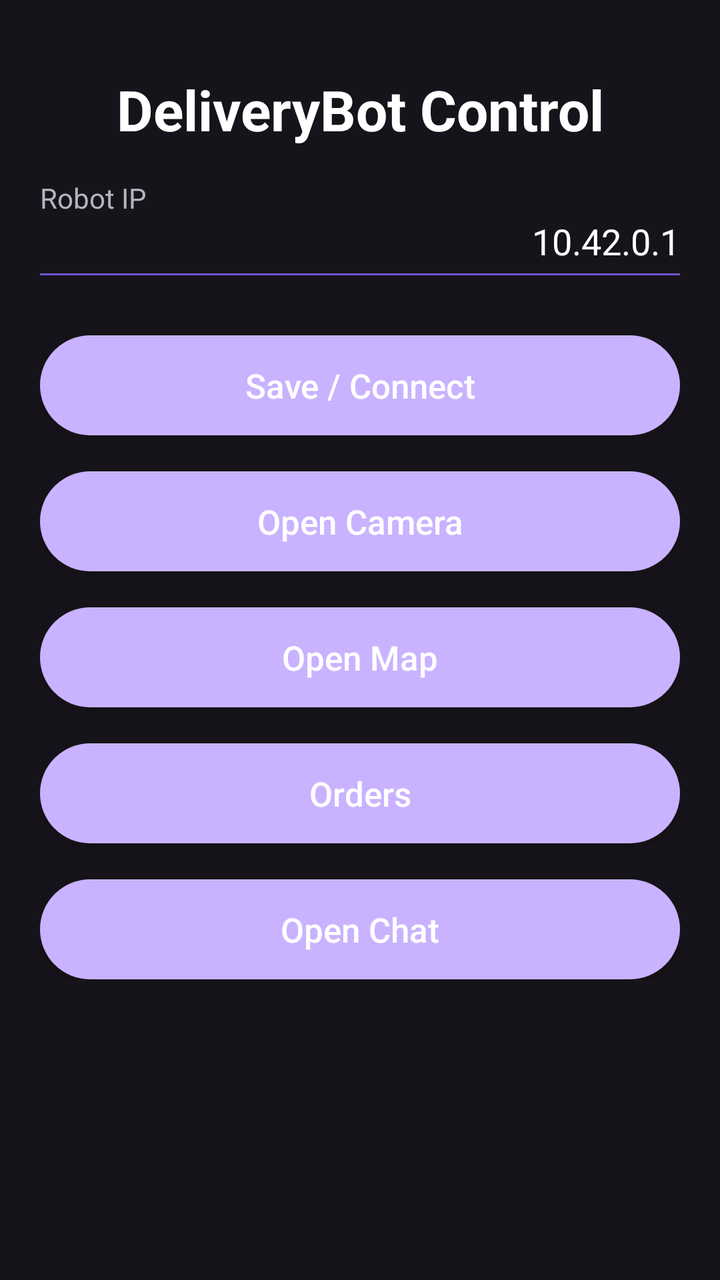
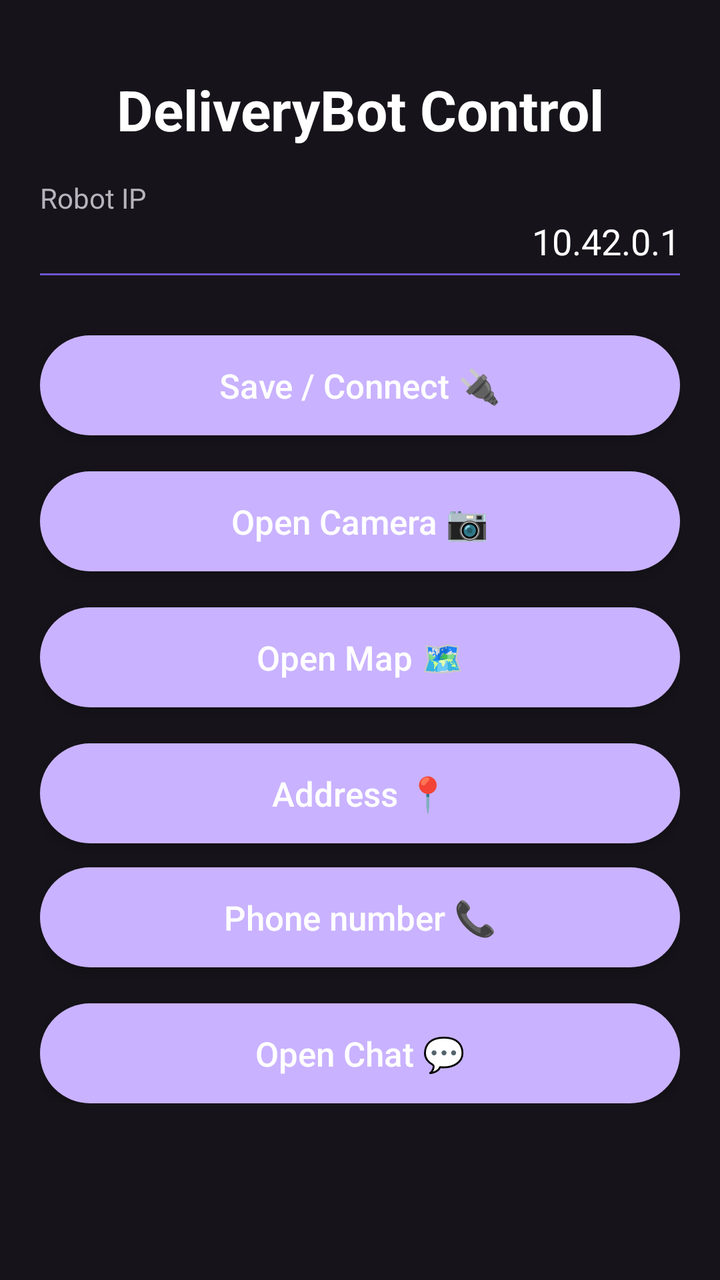

Two renders of the same Android screen: before a commit and after it. Below are the layout's source before the change and the commit's diff.
<!-- AndroidManifest.xml: application theme Theme.DeliveryBotApp -->
<!-- res/layout/activity_main.xml -->
<?xml version="1.0" encoding="utf-8"?>
<ScrollView xmlns:android="http://schemas.android.com/apk/res/android"
    android:background="@color/bg_dark"
    android:layout_width="match_parent"
    android:layout_height="match_parent">

    <LinearLayout
        android:orientation="vertical"
        android:padding="20dp"
        android:layout_width="match_parent"
        android:layout_height="wrap_content">

        
        <TextView
            android:id="@+id/titleText"
            android:text="DeliveryBot Control"
            android:textStyle="bold"
            android:textColor="@color/text_primary"
            android:textSize="28sp"
            android:gravity="center"
            android:paddingTop="16dp"
            android:paddingBottom="10dp"
            android:layout_width="match_parent"
            android:layout_height="wrap_content" />

        
        <TextView
            android:text="Robot IP"
            android:textColor="@color/text_secondary"
            android:textSize="14sp"
            android:layout_marginTop="6dp"
            android:layout_width="wrap_content"
            android:layout_height="wrap_content" />

        
        <EditText
            android:id="@+id/ipEdit"
            android:text="10.42.0.1"
            android:textColor="@color/text_primary"
            android:textColorHint="@color/text_secondary"
            android:hint="10.42.0.1"
            android:inputType="textUri"
            android:singleLine="true"
            android:background="@android:color/transparent"
            android:gravity="end"
            android:layout_width="match_parent"
            android:layout_height="wrap_content" />

        
        <View
            android:layout_width="match_parent"
            android:layout_height="1dp"
            android:background="@color/divider"
            android:layout_marginTop="4dp"
            android:layout_marginBottom="12dp"/>

        
        <Button
            android:id="@+id/btnSave"
            android:text="Save / Connect"
            android:textAllCaps="false"
            android:textSize="17sp"
            android:textColor="@color/text_primary"
            android:background="@drawable/btn_lavender"
            android:layout_marginTop="18dp"
            android:layout_width="match_parent"
            android:layout_height="50dp" />

        <Button
            android:id="@+id/btnCamera"
            android:text="Open Camera"
            android:textAllCaps="false"
            android:textSize="17sp"
            android:textColor="@color/text_primary"
            android:background="@drawable/btn_lavender"
            android:layout_marginTop="18dp"
            android:layout_width="match_parent"
            android:layout_height="50dp" />

        <Button
            android:id="@+id/btnMap"
            android:text="Open Map"
            android:textAllCaps="false"
            android:textSize="17sp"
            android:textColor="@color/text_primary"
            android:background="@drawable/btn_lavender"
            android:layout_marginTop="18dp"
            android:layout_width="match_parent"
            android:layout_height="50dp" />

        <Button
            android:id="@+id/btnOrders"
            android:text="Orders"
            android:textAllCaps="false"
            android:textSize="17sp"
            android:textColor="@color/text_primary"
            android:background="@drawable/btn_lavender"
            android:layout_marginTop="18dp"
            android:layout_width="match_parent"
            android:layout_height="50dp" />

        <Button
            android:id="@+id/btnChat"
            android:text="Open Chat"
            android:textAllCaps="false"
            android:textSize="17sp"
            android:textColor="@color/text_primary"
            android:background="@drawable/btn_lavender"
            android:layout_marginTop="18dp"
            android:layout_width="match_parent"
            android:layout_height="50dp" />

    </LinearLayout>
</ScrollView>
<!-- resources referenced by this layout -->
<resources>
  <color name="bg_dark">#16141A</color>
  <color name="divider">#6E56CF</color>
  <color name="text_primary">#FFFFFFFF</color>
  <color name="text_secondary">#B6B3BD</color>
  <!-- drawable btn_lavender (drawable) -->
  <?xml version="1.0" encoding="utf-8"?>
  <ripple xmlns:android="http://schemas.android.com/apk/res/android"
      android:color="?attr/colorControlHighlight">
      <item>
          <shape android:shape="rectangle">
              <solid android:color="@color/lavender"/>
              <corners android:radius="28dp"/>
              <padding
                  android:left="14dp"
                  android:top="12dp"
                  android:right="14dp"
                  android:bottom="12dp"/>
          </shape>
      </item>
  </ripple>
  <style name="Theme.DeliveryBotApp" parent="Theme.AppCompat.Light.NoActionBar" />
  <color name="lavender">#C9B2FF</color>
</resources>

<!-- the commit's change to res/layout/activity_main.xml (unified diff, before → after) -->
@@ -57,7 +57,7 @@
         
         <Button
             android:id="@+id/btnSave"
-            android:text="Save / Connect"
+            android:text="Save / Connect 🔌"
             android:textAllCaps="false"
             android:textSize="17sp"
             android:textColor="@color/text_primary"
@@ -68,7 +68,7 @@
 
         <Button
             android:id="@+id/btnCamera"
-            android:text="Open Camera"
+            android:text="Open Camera 📷"
             android:textAllCaps="false"
             android:textSize="17sp"
             android:textColor="@color/text_primary"
@@ -79,7 +79,19 @@
 
         <Button
             android:id="@+id/btnMap"
-            android:text="Open Map"
+            android:text="Open Map 🗺️"
+            android:textAllCaps="false"
+            android:textSize="17sp"
+            android:textColor="@color/text_primary"
+            android:background="@drawable/btn_lavender"
+            android:layout_marginTop="18dp"
+            android:layout_width="match_parent"
+            android:layout_height="50dp" />
+
+        
+        <Button
+            android:id="@+id/btnAddress"
+            android:text="Address 📍"
             android:textAllCaps="false"
             android:textSize="17sp"
             android:textColor="@color/text_primary"
@@ -89,19 +101,19 @@
             android:layout_height="50dp" />
 
         <Button
-            android:id="@+id/btnOrders"
-            android:text="Orders"
+            android:id="@+id/btnPhone"
+            android:text="Phone number 📞"
             android:textAllCaps="false"
             android:textSize="17sp"
             android:textColor="@color/text_primary"
             android:background="@drawable/btn_lavender"
-            android:layout_marginTop="18dp"
+            android:layout_marginTop="12dp"
             android:layout_width="match_parent"
             android:layout_height="50dp" />
 
         <Button
             android:id="@+id/btnChat"
-            android:text="Open Chat"
+            android:text="Open Chat 💬"
             android:textAllCaps="false"
             android:textSize="17sp"
             android:textColor="@color/text_primary"
